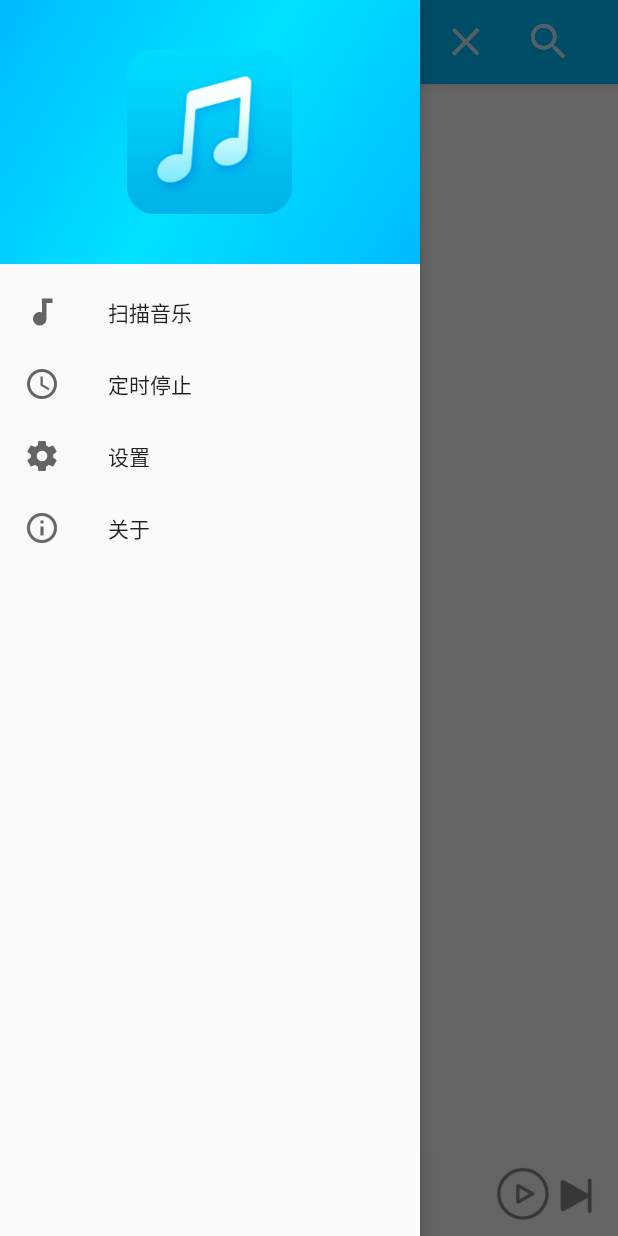
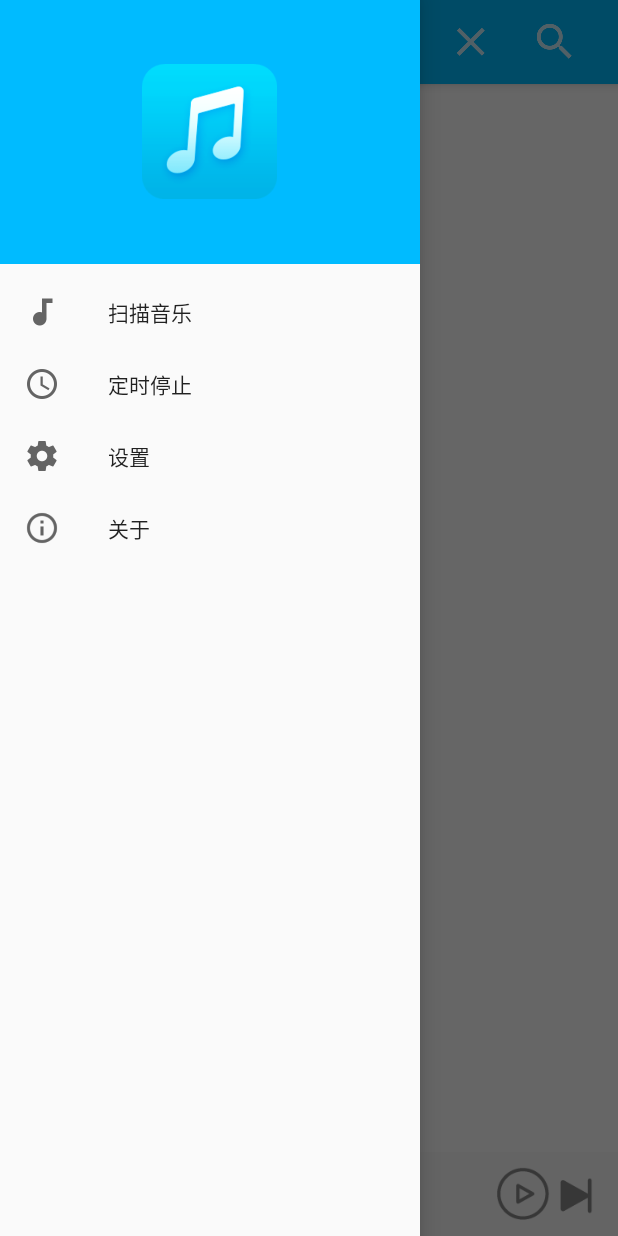
Before and after one commit to ld11620967/EtherealMuisc, an Android app: the fragment SearchMusicFragment placed in its activity, with the side drawer open, on a phone screen of 412 x 824 dp. Run offline under Robolectric (Android 15) with nearby library versions, the phone set to English and light mode, and no system bars; libraries missing offline, so code that uses them is left out: com.chad.library; 6 statements that could not run were skipped.

Commit message:
updata UI

```diff
--- a/app/src/main/res/drawable/side_nav_bar.xml
+++ b/app/src/main/res/drawable/side_nav_bar.xml
@@ -2,8 +2,15 @@
     android:shape="rectangle">
     <gradient
         android:angle="135"
-        android:centerColor="@color/colorAccent"
+        android:centerColor="@color/colorPrimaryDark"
         android:endColor="@color/colorPrimaryDark"
-        android:startColor="@color/colorPrimary"
+        android:startColor="@color/colorPrimaryDark"
         android:type="linear" />
+
+    <!--<gradient-->
+        <!--android:angle="135"-->
+        <!--android:centerColor="@color/colorAccent"-->
+        <!--android:endColor="@color/colorPrimaryDark"-->
+        <!--android:startColor="@color/colorPrimary"-->
+        <!--android:type="linear" />-->
 </shape>
--- a/app/src/main/res/layout/activity_main.xml
+++ b/app/src/main/res/layout/activity_main.xml
@@ -21,7 +21,8 @@
             <LinearLayout
                 android:layout_width="match_parent"
                 android:layout_height="match_parent"
-                android:orientation="vertical">
+                android:orientation="vertical"
+                tools:ignore="UselessParent">
 
                 <android.support.design.widget.AppBarLayout
                     android:id="@+id/appbar"
--- a/app/src/main/res/layout/activity_play.xml
+++ b/app/src/main/res/layout/activity_play.xml
@@ -19,7 +19,8 @@
             android:background="@android:color/transparent"
             android:paddingStart="30dp"
             android:paddingTop="50dp"
-            android:src="@drawable/button_back" />
+            android:src="@drawable/button_back"
+            tools:ignore="ContentDescription,RtlSymmetry" />
 
         <TextView
             android:id="@+id/tv_music_song"
@@ -29,7 +30,7 @@
             android:background="@android:color/transparent"
             android:paddingTop="42dp"
             android:textColor="@android:color/white"
-            android:textSize="26sp"
+            android:textSize="22sp"
             android:textStyle="bold" />
 
     </RelativeLayout>
--- a/app/src/main/res/layout/include_music_search_bar.xml
+++ b/app/src/main/res/layout/include_music_search_bar.xml
@@ -10,23 +10,23 @@
     <LinearLayout
         android:layout_width="wrap_content"
         android:layout_height="match_parent"
-        android:paddingStart="7dp"
-        android:paddingEnd="7dp"
+        android:paddingStart="0dp"
+        android:paddingEnd="0dp"
         android:orientation="horizontal"
         tools:ignore="UselessParent">
 
         <ImageView
             android:id="@+id/iv_back"
-            android:layout_width="55dp"
+            android:layout_width="?attr/actionBarSize"
             android:layout_height="?attr/actionBarSize"
-            android:layout_weight="1"
+
             android:contentDescription="@null"
             android:scaleType="centerInside"
             android:src="@drawable/ic_back" />
 
         <EditText
             android:id="@+id/tv_local_music"
-            android:layout_width="220dp"
+            android:layout_width="230dp"
             android:layout_height="?attr/actionBarSize"
             android:background="@null"
             android:hint="歌曲名、歌手名"
@@ -35,18 +35,18 @@
 
         <ImageView
             android:id="@+id/tv_online_music"
-            android:layout_width="55dp"
+            android:layout_weight="1"
+            android:layout_width="?attr/actionBarSize"
             android:layout_height="?attr/actionBarSize"
-            android:layout_weight="1"
             android:contentDescription="@null"
             android:scaleType="centerInside"
             android:src="@drawable/ic_cancel" />
 
         <ImageView
             android:id="@+id/iv_search"
-            android:layout_width="55dp"
+            android:layout_width="?attr/actionBarSize"
             android:layout_height="?attr/actionBarSize"
-            android:layout_weight="1"
+            android:layout_gravity="end"
             android:contentDescription="@null"
             android:scaleType="centerInside"
             android:src="@drawable/ic_search" />
--- a/app/src/main/res/layout/include_music_tab_bar.xml
+++ b/app/src/main/res/layout/include_music_tab_bar.xml
@@ -28,7 +28,7 @@
             android:text="@string/app_name"
             android:textStyle="bold"
             android:textColor="@drawable/music_tab_bar_text_color_selector"
-            android:textSize="20sp" />
+            android:textSize="18sp" />
 
         <!--<TextView-->
             <!--android:id="@+id/tv_local_music"-->
--- a/app/src/main/res/layout/nav_header_main.xml
+++ b/app/src/main/res/layout/nav_header_main.xml
@@ -8,8 +8,8 @@
 
     <ImageView
         android:id="@+id/imageView"
-        android:layout_width="110dp"
-        android:layout_height="110dp"
+        android:layout_width="90dp"
+        android:layout_height="90dp"
         android:layout_centerHorizontal="true"
         android:layout_centerVertical="true"
         app:srcCompat="@drawable/icon" />
--- a/app/src/main/res/menu/activity_main_drawer.xml
+++ b/app/src/main/res/menu/activity_main_drawer.xml
@@ -22,5 +22,4 @@
             android:title="关于" />
     </group>
 
-
 </menu>
--- a/app/src/main/res/values/strings.xml
+++ b/app/src/main/res/values/strings.xml
@@ -11,11 +11,9 @@
     <string name="setting_key_filter_size">filter_size</string>
     <string name="setting_key_filter_time">filter_time</string>
 
-    <string name="network">网络</string>
-
     <string name="mobile_network_play">使用移动网络播放</string>
     <string name="mobile_network_download">使用移动网络下载</string>
-
+    <string name="network">网络</string>
     <string name="play">播放</string>
     <string name="sound_effect">音效调节</string>
 
```
